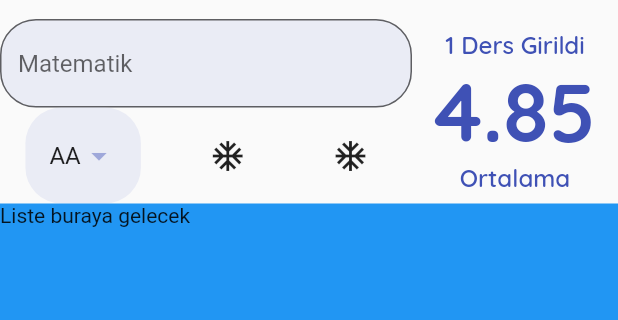
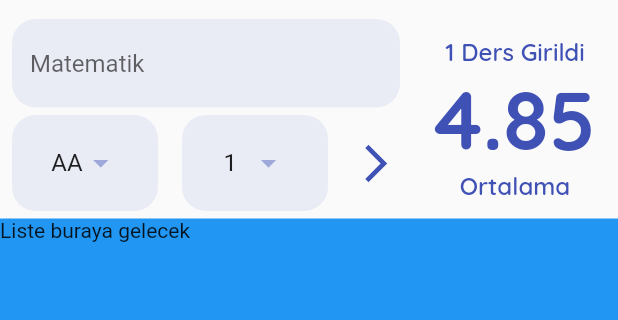
Before and after one commit to guvennmehmet/DinamikOrtalamaHesaplama, a Flutter app: the screen it shows after launch, on a phone screen of 412 x 824 dp, the part 65-385 px from its top. Run offline on Flutter 3.47's test engine with Material 2 defaults, Android fonts, the phone set to English and light mode, and no system bars; our stand-ins replace google_fonts.

Commit message:
krediler için dropdownbutton oluşturulması

```diff
--- a/lib/constants/app_constants.dart
+++ b/lib/constants/app_constants.dart
@@ -13,7 +13,7 @@ class Sabitler{
     color: anaRenk
   );
 
-  static BorderRadius borderRadius = BorderRadius.circular(24);
+  static BorderRadius borderRadius = BorderRadius.circular(16);
 
   static final TextStyle ortalamaGosterBodyStyle = GoogleFonts.quicksand(
     fontSize: 16,
@@ -30,4 +30,6 @@ class Sabitler{
   static final EdgeInsets dropDownPadding =
       EdgeInsets.symmetric(horizontal: 16, vertical: 8);
 
+  static final yatayPadding8 = EdgeInsets.symmetric(horizontal: 8);
+
 }
--- a/lib/helper/data_helper.dart
+++ b/lib/helper/data_helper.dart
@@ -40,4 +40,20 @@ class DataHelper {
     )
         .toList();
   }
+
+  static List<int> _tumKrediler() {
+    return List.generate(10, (index) => index + 1).toList();
+  }
+
+  static List<DropdownMenuItem<double>> tumDerslerinKredileri() {
+    return _tumKrediler()
+        .map(
+          (e) => DropdownMenuItem(
+            child: Text(e.toString()),
+            value: e.toDouble(),
+          ),
+    )
+        .toList();
+  }
+
 }
--- a/lib/widgets/ortalama_hesapla_page.dart
+++ b/lib/widgets/ortalama_hesapla_page.dart
@@ -11,7 +11,8 @@ class OrtalamaHesaplaPage extends StatefulWidget {
 }
 
 class _OrtalamaHesaplaPageState extends State<OrtalamaHesaplaPage> {
-  double secilenDeger = 4;
+  double secilenHarfDegeri = 4;
+  double secilenKrediDegeri = 1;
   GlobalKey<FormState> formKey = GlobalKey<FormState>();
 
   @override
@@ -53,23 +54,43 @@ class _OrtalamaHesaplaPageState extends State<OrtalamaHesaplaPage> {
   Widget _buildForm() {
     return Form(
       key: formKey,
-      child: Column(children: [
-        _buildTextFormField(),
+      child: Column(
+        children: [
+          Padding(
+            padding: Sabitler.yatayPadding8,
+            child: _buildTextFormField(),
+          ),
+          SizedBox(
+            height: 5,
+          ),
           Row(
-            mainAxisAlignment: MainAxisAlignment.spaceAround,
+            mainAxisAlignment: MainAxisAlignment.spaceBetween,
             children: [
-              _buildHarfler(),
-              IconButton(
-                onPressed: (){},
-                icon: Icon(Icons.ac_unit),
+              Expanded(
+                child: Padding(
+                  padding: Sabitler.yatayPadding8,
+                  child: _buildHarfler(),
+                ),
+              ),
+              Expanded(
+                child: Padding(
+                  padding: Sabitler.yatayPadding8,
+                  child: _buildKrediler(),
+                ),
               ),
               IconButton(
                 onPressed: (){},
-                icon: Icon(Icons.ac_unit),
+                icon: Icon(Icons.arrow_forward_ios_sharp),
+                color: Sabitler.anaRenk,
+                iconSize: 30,
               ),
             ],
-          )
-      ],),
+          ),
+          SizedBox(
+            height: 5,
+          ),
+        ],
+      ),
     );
 
   }
@@ -78,7 +99,9 @@ class _OrtalamaHesaplaPageState extends State<OrtalamaHesaplaPage> {
     return TextFormField(
       decoration: InputDecoration(
         hintText: 'Matematik',
-        border: OutlineInputBorder(borderRadius: Sabitler.borderRadius),
+        border: OutlineInputBorder(
+            borderRadius: Sabitler.borderRadius,
+            borderSide: BorderSide.none),
         filled: true,
         fillColor: Sabitler.anaRenk.shade100.withOpacity(0.3)),
       );
@@ -87,18 +110,19 @@ class _OrtalamaHesaplaPageState extends State<OrtalamaHesaplaPage> {
 
   _buildHarfler() {
     return Container(
+      alignment: Alignment.center,
       padding: Sabitler.dropDownPadding,
       decoration: BoxDecoration(
         color: Sabitler.anaRenk.shade100.withOpacity(0.3),
         borderRadius: Sabitler.borderRadius
       ),
       child: DropdownButton<double>(
-        value: secilenDeger,
+        value: secilenHarfDegeri,
         elevation: 16,
         iconEnabledColor: Sabitler.anaRenk.shade200,
         onChanged: (deger) {
           setState(() {
-            secilenDeger = deger!;
+            secilenHarfDegeri = deger!;
           });
         },
         underline: Container(),
@@ -106,4 +130,28 @@ class _OrtalamaHesaplaPageState extends State<OrtalamaHesaplaPage> {
       ),
     );
   }
+
+  _buildKrediler() {
+    return Container(
+      alignment: Alignment.center,
+      padding: Sabitler.dropDownPadding,
+      decoration: BoxDecoration(
+          color: Sabitler.anaRenk.shade100.withOpacity(0.3),
+          borderRadius: Sabitler.borderRadius
+      ),
+      child: DropdownButton<double>(
+        value: secilenKrediDegeri,
+        elevation: 16,
+        iconEnabledColor: Sabitler.anaRenk.shade200,
+        onChanged: (deger) {
+          setState(() {
+            secilenKrediDegeri = deger!;
+          });
+        },
+        underline: Container(),
+        items: DataHelper.tumDerslerinKredileri(),
+      ),
+    );
+  }
+
 }
```
